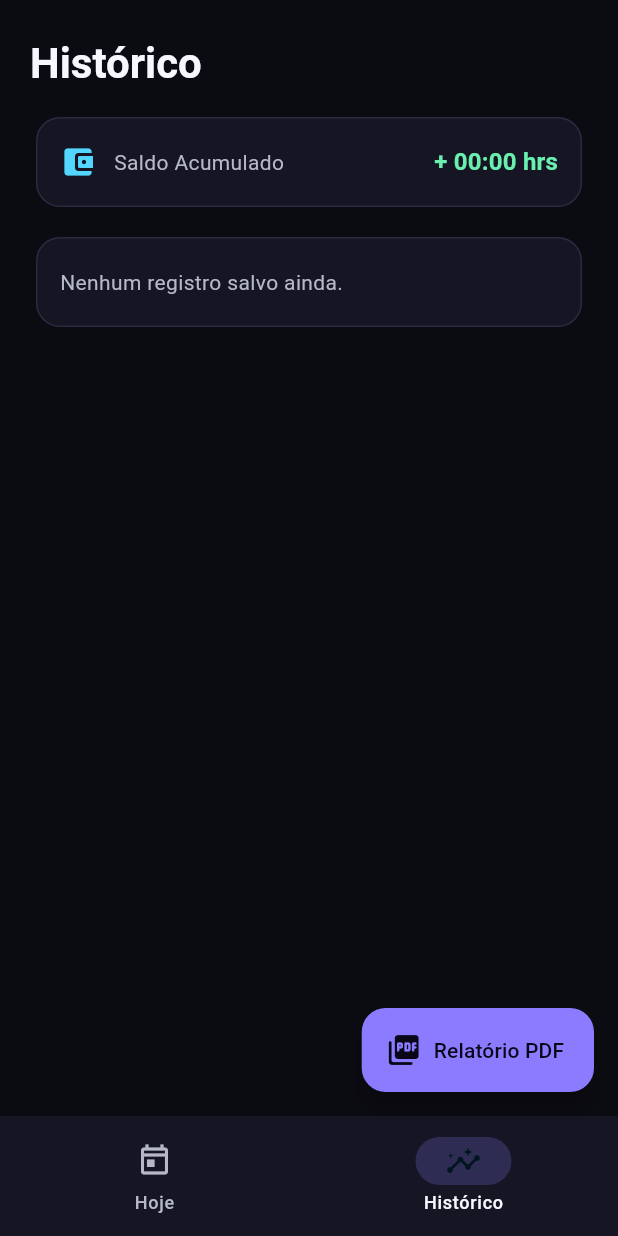
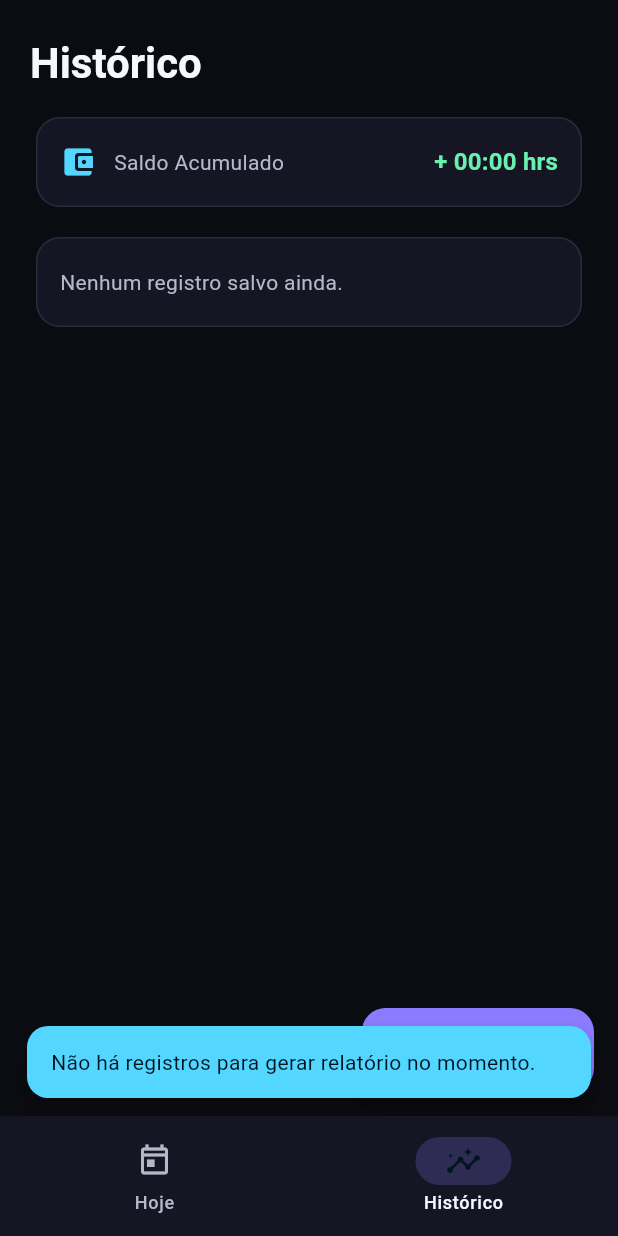
Before and after one commit to nilknarfsam/auratime, a Flutter app: the screen it shows after launch, item 2 of the bottom bar chosen, after a tap on "Relatório PDF", on a phone screen of 412 x 824 dp. Run offline on Flutter 3.47's test engine with Material 3 defaults, Android fonts, the phone set to English and light mode, and no system bars; our stand-ins replace isar, pdf, printing; missing offline and left inert: home_widget; accounts and stored records are empty; generated files the repository leaves out were written again.

Commit message:
fix: refresh history after time record changes

```diff
--- a/lib/screens/history_screen.dart
+++ b/lib/screens/history_screen.dart
@@ -1,13 +1,21 @@
+import 'dart:async';
+
 import 'package:auratime/config/app_config.dart';
 import 'package:auratime/core/ui/snackbar_helper.dart';
 import 'package:auratime/models/time_record.dart';
 import 'package:auratime/services/pdf_report_service.dart';
 import 'package:auratime/services/time_record_service.dart';
+import 'package:flutter/foundation.dart';
 import 'package:flutter/material.dart';
 import 'package:intl/intl.dart';
 
 class HistoryScreen extends StatefulWidget {
-  const HistoryScreen({super.key});
+  const HistoryScreen({
+    super.key,
+    required this.refreshListenable,
+  });
+
+  final ValueListenable<int> refreshListenable;
 
   @override
   State<HistoryScreen> createState() => _HistoryScreenState();
@@ -27,6 +35,22 @@ class _HistoryScreenState extends State<HistoryScreen> {
   void initState() {
     super.initState();
     _loadHistory();
+    widget.refreshListenable.addListener(_onExternalRefreshRequested);
+  }
+
+  @override
+  void didUpdateWidget(covariant HistoryScreen oldWidget) {
+    super.didUpdateWidget(oldWidget);
+    if (oldWidget.refreshListenable != widget.refreshListenable) {
+      oldWidget.refreshListenable.removeListener(_onExternalRefreshRequested);
+      widget.refreshListenable.addListener(_onExternalRefreshRequested);
+    }
+  }
+
+  @override
+  void dispose() {
+    widget.refreshListenable.removeListener(_onExternalRefreshRequested);
+    super.dispose();
   }
 
   @override
@@ -62,34 +86,7 @@ class _HistoryScreenState extends State<HistoryScreen> {
                     const SizedBox(height: 14),
                     _buildTotalBalanceCard(theme),
                     const SizedBox(height: 12),
-                    Expanded(
-                      child: _records.isEmpty
-                          ? ListView(
-                              padding: const EdgeInsets.only(bottom: 100),
-                              children: [
-                                Card(
-                                  child: Padding(
-                                    padding: const EdgeInsets.symmetric(
-                                      horizontal: 16,
-                                      vertical: 20,
-                                    ),
-                                    child: Text(
-                                      'Nenhum registro salvo ainda.',
-                                      style: theme.textTheme.bodyMedium,
-                                    ),
-                                  ),
-                                ),
-                              ],
-                            )
-                          : ListView.separated(
-                              padding: const EdgeInsets.only(bottom: 100),
-                              itemCount: _records.length,
-                              separatorBuilder: (_, _) => const SizedBox(height: 12),
-                              itemBuilder: (context, index) {
-                                return _buildHistoryRecordCard(theme, _records[index]);
-                              },
-                            ),
-                    ),
+                    Expanded(child: _buildRefreshableHistoryList(theme)),
                   ],
                 ),
         ),
@@ -255,6 +252,20 @@ class _HistoryScreenState extends State<HistoryScreen> {
   }
 
   Future<void> _loadHistory() async {
+    return _loadHistoryInternal(showLoading: true);
+  }
+
+  Future<void> _refreshHistory() async {
+    await _loadHistoryInternal(showLoading: false);
+  }
+
+  Future<void> _loadHistoryInternal({required bool showLoading}) async {
+    if (showLoading && mounted) {
+      setState(() {
+        _isLoading = true;
+      });
+    }
+
     try {
       final records = await _timeRecordService.getAllRecords();
       final totalBalance = await _timeRecordService.calculateTotalBalance();
@@ -281,6 +292,10 @@ class _HistoryScreenState extends State<HistoryScreen> {
   Future<void> _generatePdfReport() async {
     final availableMonths = _extractAvailableMonths();
     if (availableMonths.isEmpty) {
+      SnackBarHelper.showWarning(
+        context,
+        'Não há registros para gerar relatório no momento.',
+      );
       return;
     }
 
@@ -418,6 +433,44 @@ class _HistoryScreenState extends State<HistoryScreen> {
     return '${text[0].toUpperCase()}${text.substring(1)}';
   }
 
+  Widget _buildRefreshableHistoryList(ThemeData theme) {
+    return RefreshIndicator(
+      onRefresh: _refreshHistory,
+      child: _records.isEmpty
+          ? ListView(
+              padding: const EdgeInsets.only(bottom: 100),
+              physics: const AlwaysScrollableScrollPhysics(),
+              children: [
+                Card(
+                  child: Padding(
+                    padding: const EdgeInsets.symmetric(
+                      horizontal: 16,
+                      vertical: 20,
+                    ),
+                    child: Text(
+                      'Nenhum registro salvo ainda.',
+                      style: theme.textTheme.bodyMedium,
+                    ),
+                  ),
+                ),
+              ],
+            )
+          : ListView.separated(
+              padding: const EdgeInsets.only(bottom: 100),
+              physics: const AlwaysScrollableScrollPhysics(),
+              itemCount: _records.length,
+              separatorBuilder: (_, _) => const SizedBox(height: 12),
+              itemBuilder: (context, index) {
+                return _buildHistoryRecordCard(theme, _records[index]);
+              },
+            ),
+    );
+  }
+
+  void _onExternalRefreshRequested() {
+    unawaited(_loadHistoryInternal(showLoading: false));
+  }
+
 }
 
 class _MonthOption {
--- a/lib/screens/main_navigation.dart
+++ b/lib/screens/main_navigation.dart
@@ -11,6 +11,13 @@ class MainNavigation extends StatefulWidget {
 
 class _MainNavigationState extends State<MainNavigation> {
   int _currentIndex = 0;
+  final ValueNotifier<int> _historyRefreshTrigger = ValueNotifier<int>(0);
+
+  @override
+  void dispose() {
+    _historyRefreshTrigger.dispose();
+    super.dispose();
+  }
 
   @override
   Widget build(BuildContext context) {
@@ -19,9 +26,13 @@ class _MainNavigationState extends State<MainNavigation> {
     return Scaffold(
       body: IndexedStack(
         index: _currentIndex,
-        children: const [
-          DashboardScreen(),
-          HistoryScreen(),
+        children: [
+          DashboardScreen(
+            onHistoryRefreshRequested: _requestHistoryRefresh,
+          ),
+          HistoryScreen(
+            refreshListenable: _historyRefreshTrigger,
+          ),
         ],
       ),
       bottomNavigationBar: NavigationBar(
@@ -49,4 +60,8 @@ class _MainNavigationState extends State<MainNavigation> {
       ),
     );
   }
+
+  void _requestHistoryRefresh() {
+    _historyRefreshTrigger.value++;
+  }
 }
```
Also changed, not shown: lib/screens/dashboard_screen.dart (+11 -1 lines).
